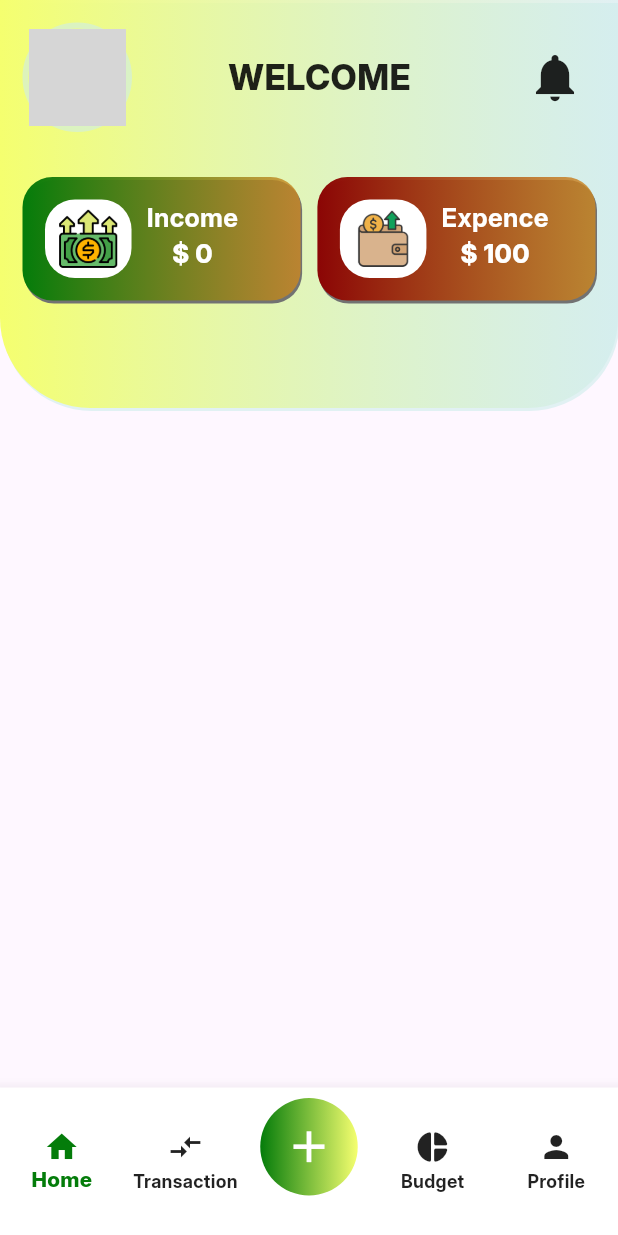
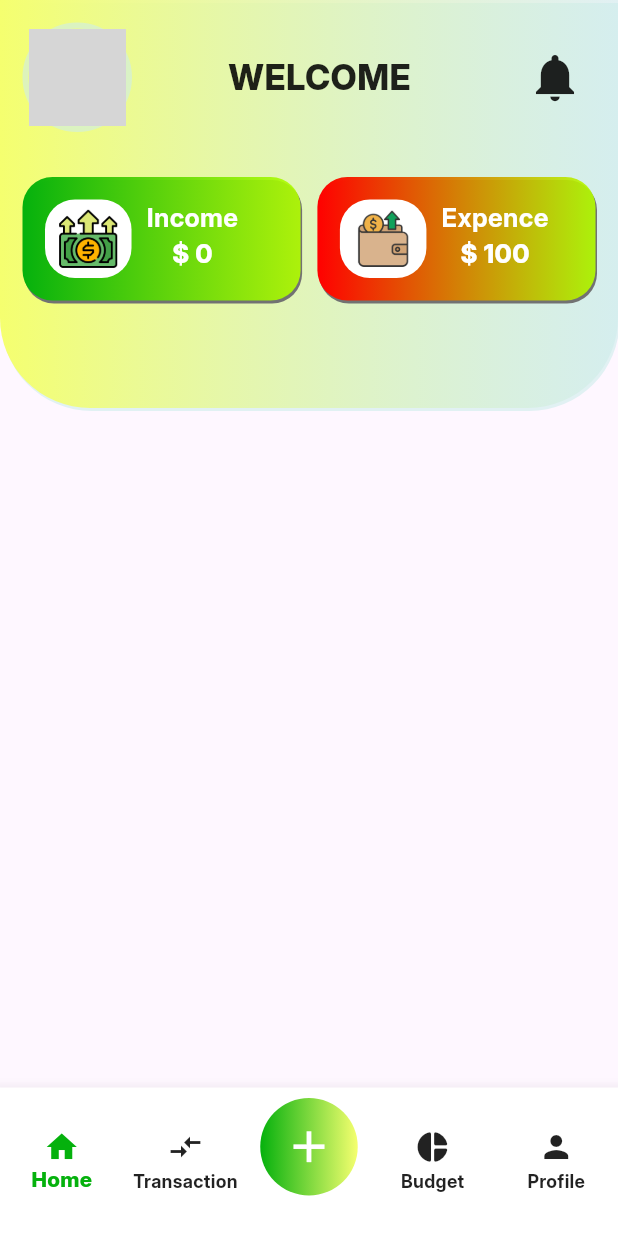
Before and after one commit to PAIshanMadusha/fiscal-focus-application, a Flutter app: the MainScreen screen opened directly, on a phone screen of 412 x 824 dp. Run offline on Flutter 3.47's test engine with Material 3 defaults, Android fonts, the phone set to English and light mode, and no system bars; our stand-ins replace shared_preferences, smooth_page_indicator; accounts and stored records are empty; grey boxes are pictures that could not be loaded.

```diff
--- /dev/null
+++ b/lib/models/expence_model.dart
@@ -0,0 +1,46 @@
+import 'package:flutter/material.dart';
+
+enum ExpenceCategory {
+  food,
+  transport,
+  health,
+  shopping,
+  subscriptions,
+}
+//Images
+final Map<ExpenceCategory, String> expenceCategoriesImages ={
+  ExpenceCategory.food: "assets/images/fastfood.png",
+  ExpenceCategory.transport: "assets/images/bus.png",
+  ExpenceCategory.health: "assets/images/care.png",
+  ExpenceCategory.shopping: "assets/images/shoppingbags.png",
+  ExpenceCategory.subscriptions: "assets/images/subscription.png",
+};
+
+//Colors
+final Map<ExpenceCategory, Color> expenceCategoriesColor = {
+  ExpenceCategory.food: const Color.fromARGB(252, 0, 184, 15),
+  ExpenceCategory.transport: const Color.fromARGB(255, 144, 16, 148),
+  ExpenceCategory.health: const Color.fromARGB(255, 228, 36, 22),
+  ExpenceCategory.shopping: const Color.fromARGB(255, 79, 13, 202),
+  ExpenceCategory.subscriptions: const Color.fromARGB(255, 14, 185, 190),
+};
+
+class Expence {
+  final int id;
+  final String title;
+  final double amount;
+  final ExpenceCategory category;
+  final DateTime date;
+  final DateTime time;
+  final String description;
+
+  Expence({
+    required this.id,
+    required this.title,
+    required this.amount,
+    required this.category,
+    required this.date,
+    required this.time,
+    required this.description,
+  });
+}
--- /dev/null
+++ b/lib/models/income_model.dart
@@ -0,0 +1,45 @@
+import 'package:flutter/material.dart';
+
+enum IncomeCategory {
+  freelance,
+  passive,
+  salery,
+  sales,
+}
+
+//Images
+final Map<IncomeCategory, String> incomeCategoryIamges = {
+  IncomeCategory.freelance: "assets/images/worker.png",
+  IncomeCategory.passive: "assets/images/benefit.png",
+  IncomeCategory.salery: "assets/images/salary.png",
+  IncomeCategory.sales: "assets/images/barchart.png",
+};
+
+//Colors
+final Map<IncomeCategory, Color> incomeCategoryColor = {
+  IncomeCategory.freelance: const Color.fromARGB(252, 0, 20, 204),
+  IncomeCategory.passive: const Color.fromARGB(221, 255, 0, 200),
+  IncomeCategory.salery: const Color.fromARGB(255, 238, 255, 0),
+  IncomeCategory.sales: const Color.fromARGB(255, 23, 192, 1),
+
+
+};
+class Income {
+  final int id;
+  final String title;
+  final double amount;
+  final IncomeCategory category;
+  final DateTime date;
+  final DateTime time;
+  final String description;
+
+  Income({
+    required this.id,
+    required this.title,
+    required this.amount,
+    required this.category,
+    required this.date,
+    required this.time,
+    required this.description,
+  });
+}
--- a/lib/utils/colors.dart
+++ b/lib/utils/colors.dart
@@ -5,8 +5,8 @@ const Color kLightGrey = Color.fromARGB(255, 114, 114, 114);
 const Color kGrey = Colors.blueGrey;
 const Color kWhite = Color(0xffFFFFFF);
 const Color kBlack = Colors.black87;
-const Color kGreen = Color.fromARGB(255, 4, 124, 10);
-const Color kRed = Color.fromARGB(255, 139, 5, 5);
+const Color kGreen = Color.fromARGB(255, 5, 177, 13);
+const Color kRed = Color.fromARGB(255, 255, 0, 0);
 const Color kYellow = Color.fromARGB(255, 179, 176, 4);
 const Color kLightYellow = Color.fromARGB(255, 245, 255, 111);
 const Color kOrange = Color.fromARGB(255, 204, 136, 33);
--- a/lib/widgets/income_expence_card.dart
+++ b/lib/widgets/income_expence_card.dart
@@ -28,7 +28,7 @@ class _IncomeExpenceCardState extends State<IncomeExpenceCard> {
       decoration: BoxDecoration(
         gradient: LinearGradient(
           // ignore: deprecated_member_use
-          colors: [widget.bgColor, kOrange.withOpacity(0.8)],
+          colors: [widget.bgColor, const Color.fromARGB(255, 179, 255, 0).withOpacity(0.9)],
           begin: Alignment.centerLeft,
           end: Alignment.centerRight,
         ),
```
Also changed, not shown: lib/screens/main_screens/add_new_screen.dart (+81 -3 lines), assets/images/barchart.png (added), assets/images/benefit.png (added), assets/images/bus.png (added), assets/images/care.png (added), assets/images/fastfood.png (added), assets/images/salary.png (added), assets/images/shoppingbags.png (added), assets/images/subscription.png (added), assets/images/worker.png (added).
